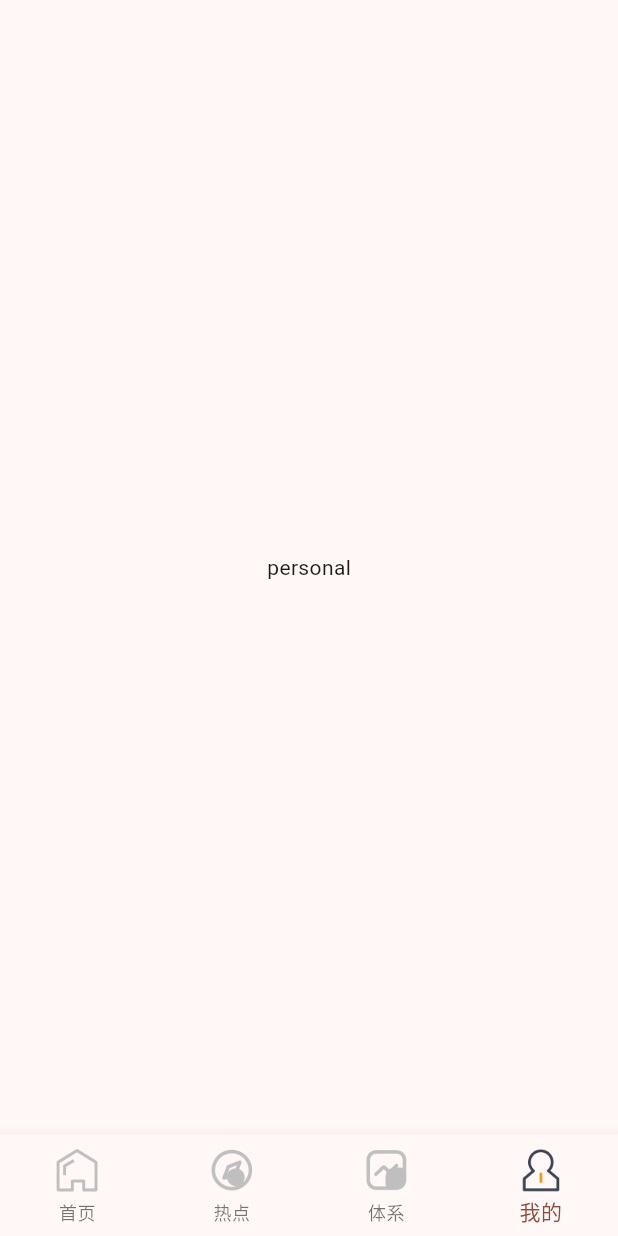
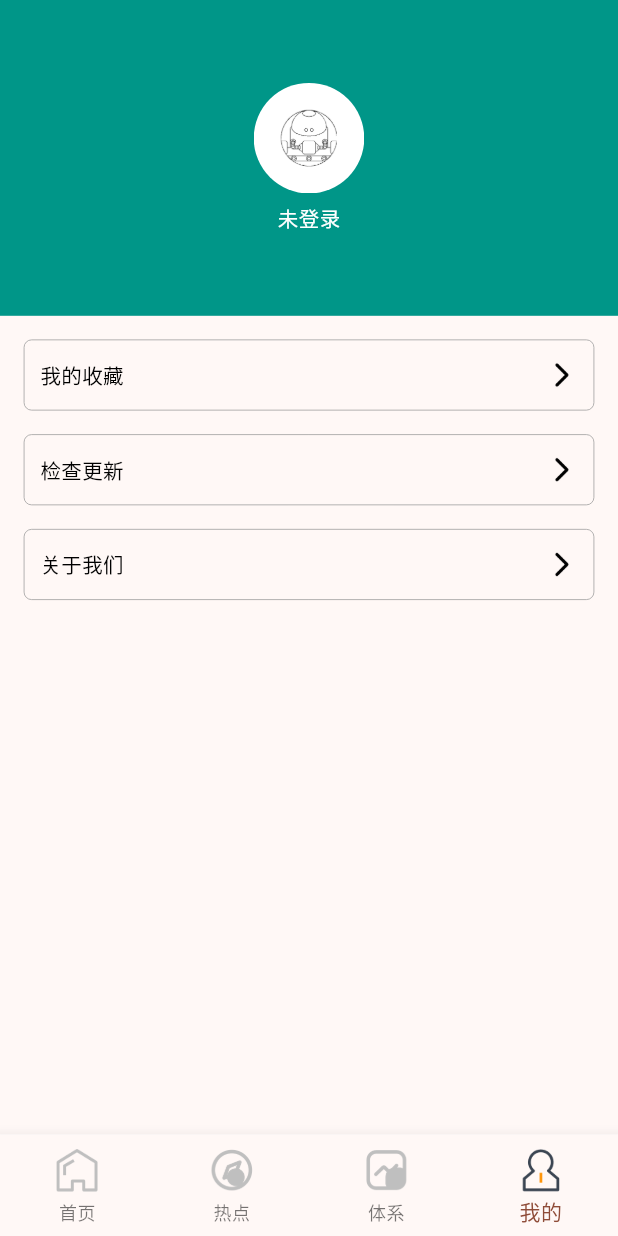
Before and after one commit to smallg/flutter-demo, a Flutter app: the screen it shows after launch, item 4 of the bottom bar chosen, on a phone screen of 412 x 824 dp. Run offline on Flutter 3.47's test engine with Material 3 defaults, Android fonts, the phone set to English and light mode, and no system bars; drawn by our look-alikes of oktoast; our stand-ins replace dio, flutter_screenutil, flutter_swiper_view, pull_to_refresh, shared_preferences; missing offline and left inert: wan_android_flutter; network calls fail.

Commit message:
Feature: Add my page

```diff
--- a/lib/pages/personal/personal_page.dart
+++ b/lib/pages/personal/personal_page.dart
@@ -1,4 +1,5 @@
 import 'package:flutter/material.dart';
+import 'package:flutter_screenutil/flutter_screenutil.dart';
 
 class PersonalPage extends StatefulWidget {
   const PersonalPage({super.key});
@@ -14,10 +15,75 @@ class _PersonalPageState extends State<PersonalPage> {
   Widget build(BuildContext context) {
     return Scaffold(
       body: SafeArea(
-        child: Center(
-          child: Text('personal'),
+        child: Column(
+          children: [
+            _header(),
+            _settingItem('我的收藏', () {}),
+            _settingItem('检查更新', () {}),
+            _settingItem('关于我们', () {}),
+          ],
         ),
       ),
     );
   }
+
+  Widget _settingItem(String? title, GestureTapCallback? onTap) {
+    return GestureDetector(
+      onTap: onTap,
+      child: Container(
+        margin: EdgeInsets.only(left: 15.w, right: 15.w, top: 15.w),
+        padding: EdgeInsets.only(left: 10.w, right: 10.w),
+        width: double.infinity,
+        height: 45.h,
+        decoration: BoxDecoration(
+          border: Border.all(color: Colors.grey, width: 0.5.r),
+          borderRadius: BorderRadius.all(
+            Radius.circular(5.r),
+          ),
+        ),
+        child: Row(
+          mainAxisAlignment: MainAxisAlignment.spaceBetween,
+          children: [
+            Text(
+              title ?? '',
+              style: TextStyle(color: Colors.black, fontSize: 13.sp),
+            ),
+            Image.asset(
+              'assets/images/img_arrow_right.png',
+              width: 20.r,
+              height: 20.r,
+            ),
+          ],
+        ),
+      ),
+    );
+  }
+
+  Widget _header() {
+    return Container(
+      alignment: Alignment.center,
+      color: Colors.teal,
+      width: double.infinity,
+      height: 200.h,
+      child: Column(
+        mainAxisAlignment: MainAxisAlignment.center,
+        children: [
+          ClipRRect(
+            borderRadius: BorderRadius.all(Radius.circular(35.r)),
+            child: Image.asset(
+              'assets/images/logo.png',
+              width: 70.r,
+              height: 70.r,
+              fit: BoxFit.fill,
+            ),
+          ),
+          SizedBox(height: 6.h),
+          Text(
+            '未登录',
+            style: TextStyle(color: Colors.white, fontSize: 13.sp),
+          )
+        ],
+      ),
+    );
+  }
 }
```
